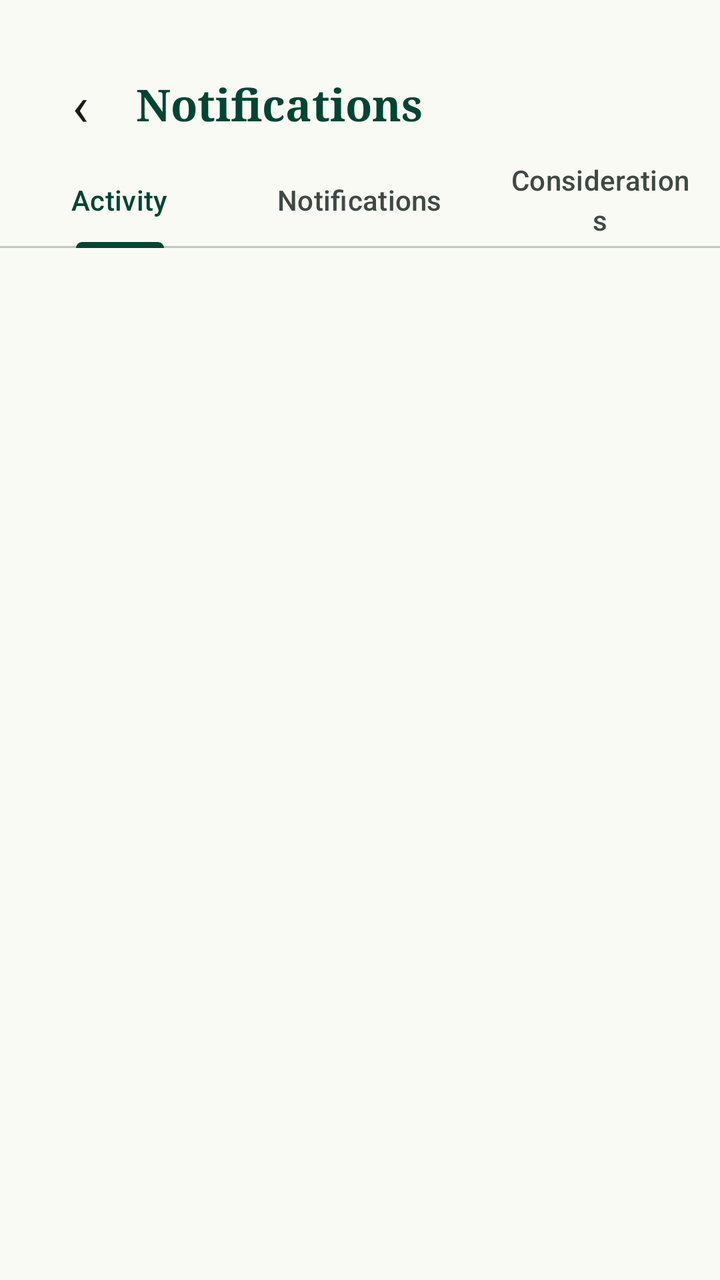
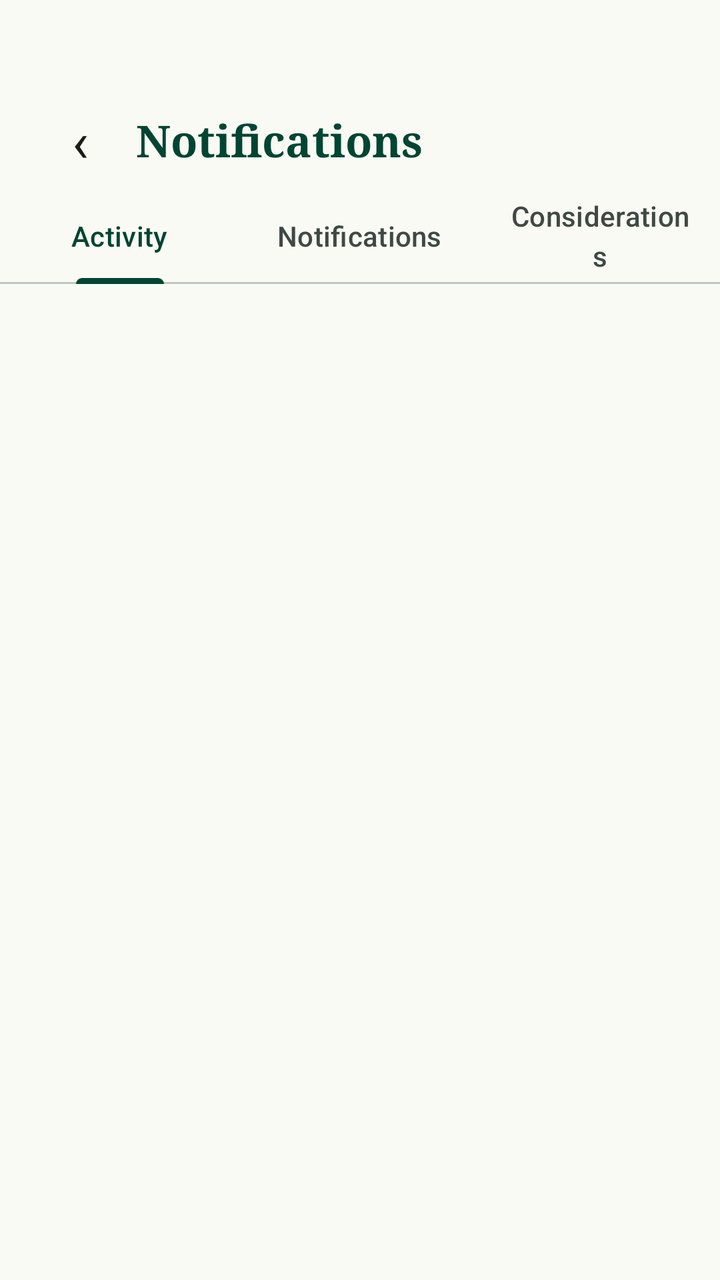

Before-and-after screenshots of an Android layout around one commit, followed by the original layout XML and the change that was made.
<!-- AndroidManifest.xml: application theme Theme.KasrateDarrod -->
<!-- res/layout/activity_notifications.xml -->
<?xml version="1.0" encoding="utf-8"?>
<LinearLayout xmlns:android="http://schemas.android.com/apk/res/android"
    xmlns:app="http://schemas.android.com/apk/res-auto"
    android:layout_width="match_parent"
    android:layout_height="match_parent"
    android:orientation="vertical"
    android:background="@color/surface">

    <LinearLayout android:layout_width="match_parent" android:layout_height="wrap_content"
        android:gravity="center_vertical" android:orientation="horizontal"
        android:paddingHorizontal="20dp" android:paddingTop="32dp" android:paddingBottom="4dp">
        <TextView android:id="@+id/btn_back"
            android:layout_width="40dp" android:layout_height="40dp"
            android:gravity="center" android:text="‹" android:textSize="28sp"
            android:textColor="@color/on_surface" />
        <TextView android:layout_width="wrap_content" android:layout_height="wrap_content"
            android:layout_marginStart="8dp" android:text="@string/notifications_title"
            android:textSize="22sp" android:textStyle="bold"
            android:fontFamily="serif" android:textColor="@color/primary" />
    </LinearLayout>

    <com.google.android.material.tabs.TabLayout
        android:id="@+id/tabs"
        android:layout_width="match_parent"
        android:layout_height="wrap_content"
        app:tabMode="fixed"
        app:tabGravity="fill"
        app:tabIndicatorColor="@color/primary"
        app:tabSelectedTextColor="@color/primary"
        app:tabTextColor="@color/on_surface_variant">
        <com.google.android.material.tabs.TabItem
            android:layout_width="wrap_content" android:layout_height="wrap_content"
            android:text="@string/tab_activity" />
        <com.google.android.material.tabs.TabItem
            android:layout_width="wrap_content" android:layout_height="wrap_content"
            android:text="@string/tab_notifications" />
        <com.google.android.material.tabs.TabItem
            android:layout_width="wrap_content" android:layout_height="wrap_content"
            android:text="@string/tab_considerations" />
    </com.google.android.material.tabs.TabLayout>

    <androidx.recyclerview.widget.RecyclerView
        android:id="@+id/recycler_notifications"
        android:layout_width="match_parent"
        android:layout_height="0dp"
        android:layout_weight="1"
        android:clipToPadding="false"
        android:paddingHorizontal="20dp"
        android:paddingTop="8dp"
        android:paddingBottom="20dp" />

    <TextView
        android:id="@+id/notifications_empty"
        android:layout_width="match_parent"
        android:layout_height="0dp"
        android:layout_weight="1"
        android:gravity="center"
        android:padding="24dp"
        android:text="@string/notifications_empty"
        android:textColor="@color/on_surface_variant"
        android:visibility="gone" />
</LinearLayout>
<!-- resources referenced by this layout -->
<resources>
  <color name="on_surface">#1a1c19</color>
  <color name="on_surface_variant">#3f4944</color>
  <color name="primary">#004532</color>
  <color name="surface">#fafaf5</color>
  <string name="notifications_empty">Nothing here yet.</string>
  <string name="notifications_title">Notifications</string>
  <string name="tab_activity">Activity</string>
  <string name="tab_considerations">Considerations</string>
  <string name="tab_notifications">Notifications</string>
  <style name="Theme.KasrateDarrod" parent="Base.Theme.KasrateDarrod" />
  <color name="on_primary">#ffffff</color>
  <color name="primary_container">#065f46</color>
  <color name="on_primary_container">#8bd6b7</color>
  <color name="secondary">#735c00</color>
  <color name="on_secondary">#ffffff</color>
  <color name="secondary_container">#fed65b</color>
  <color name="on_secondary_container">#745c00</color>
  <color name="tertiary">#004533</color>
  <color name="tertiary_container">#1d5d49</color>
  <color name="background">#fafaf5</color>
  <color name="on_background">#1a1c19</color>
  <color name="surface_container_highest">#e3e3de</color>
  <color name="outline">#6f7973</color>
  <color name="outline_variant">#bec9c2</color>
  <color name="error">#ba1a1a</color>
  <color name="surface_container_lowest">#ffffff</color>
  <style name="Shape.Noor.Small" parent="">
          <item name="cornerFamily">rounded</item>
          <item name="cornerSize">8dp</item>
      </style>
  <style name="Shape.Noor.Medium" parent="">
          <item name="cornerFamily">rounded</item>
          <item name="cornerSize">16dp</item>
      </style>
  <style name="Shape.Noor.Large" parent="">
          <item name="cornerFamily">rounded</item>
          <item name="cornerSize">24dp</item>
      </style>
  <style name="Animation.Noor.Activity" parent="@android:style/Animation.Activity">
          <item name="android:activityOpenEnterAnimation">@anim/slide_in_right</item>
          <item name="android:activityOpenExitAnimation">@anim/slide_out_left</item>
          <item name="android:activityCloseEnterAnimation">@anim/slide_in_left</item>
          <item name="android:activityCloseExitAnimation">@anim/slide_out_right</item>
      </style>
  <!-- unchanged entries left out for length: 1 -->
</resources>

<!-- the commit's change to res/layout/activity_notifications.xml (unified diff, before → after) -->
@@ -8,7 +8,7 @@
 
     <LinearLayout android:layout_width="match_parent" android:layout_height="wrap_content"
         android:gravity="center_vertical" android:orientation="horizontal"
-        android:paddingHorizontal="20dp" android:paddingTop="32dp" android:paddingBottom="4dp">
+        android:paddingHorizontal="20dp" android:paddingTop="50dp" android:paddingBottom="4dp">
         <TextView android:id="@+id/btn_back"
             android:layout_width="40dp" android:layout_height="40dp"
             android:gravity="center" android:text="‹" android:textSize="28sp"
